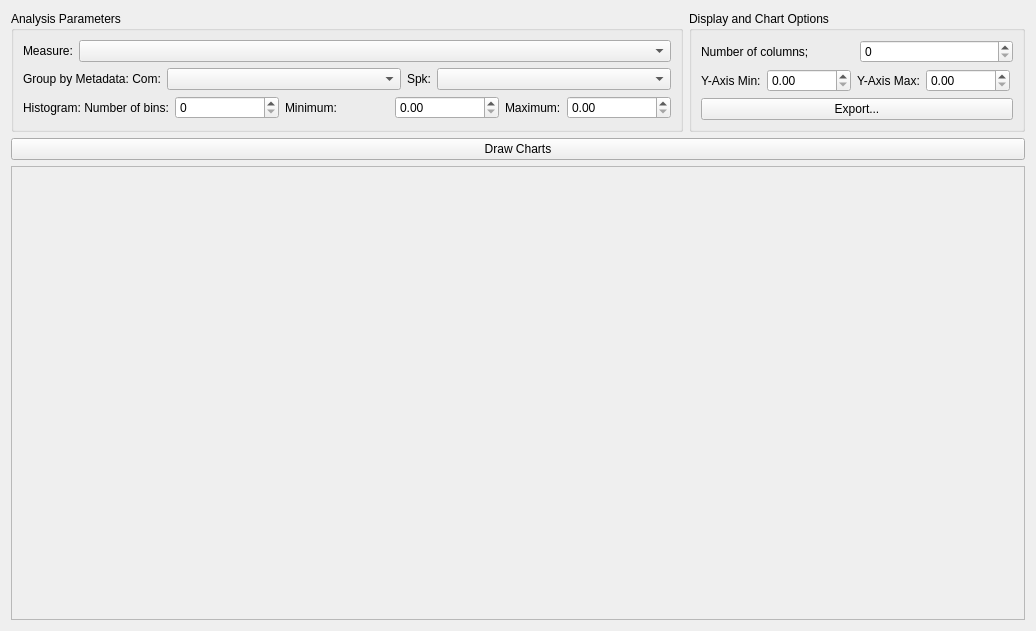
Above: app/statistics/temporal/PauseLengthDistributionWidget.ui from praaline/Praaline before the change. Below: the same form after it.
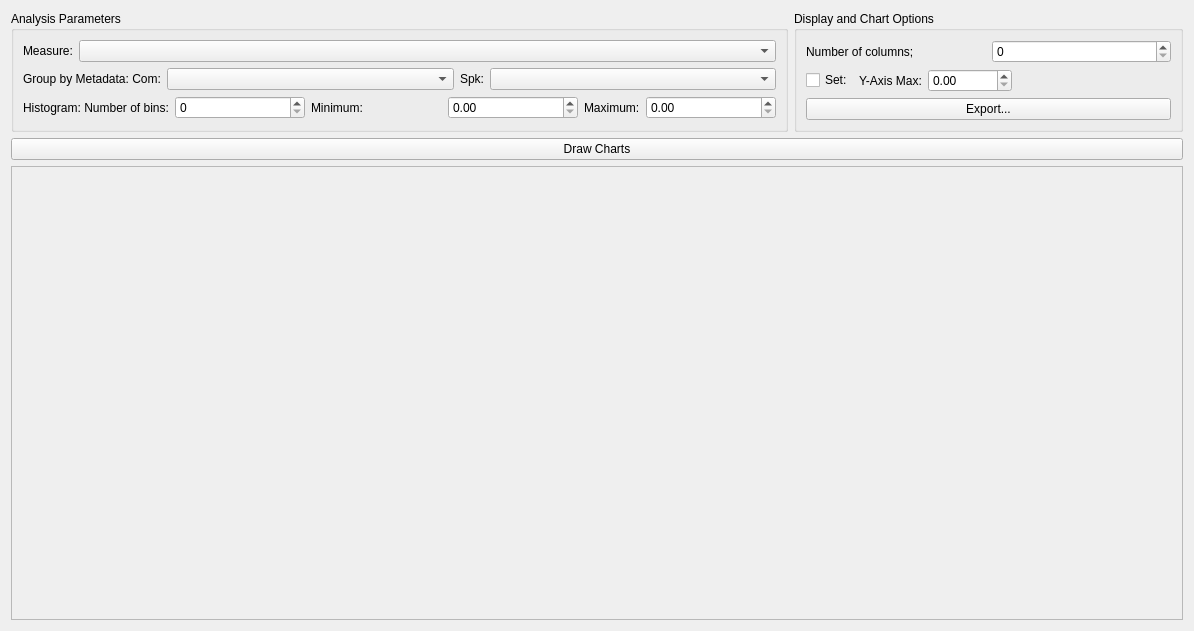
That is the form after the change.

Commit message: Histogram vertical scale

What changed in the file:
```diff
--- a/app/statistics/temporal/PauseLengthDistributionWidget.ui
+++ b/app/statistics/temporal/PauseLengthDistributionWidget.ui
@@ -6,7 +6,7 @@
    <rect>
     <x>0</x>
     <y>0</y>
-    <width>1036</width>
+    <width>1194</width>
     <height>631</height>
    </rect>
   </property>
@@ -24,8 +24,8 @@
        <rect>
         <x>0</x>
         <y>0</y>
-        <width>1016</width>
-        <height>451</height>
+        <width>1168</width>
+        <height>420</height>
        </rect>
       </property>
       <layout class="QGridLayout" name="gridLayoutCharts"/>
@@ -171,27 +171,21 @@
       </item>
       <item row="1" column="0">
        <layout class="QGridLayout" name="gridLayoutYMinMax">
+        <item row="0" column="2">
+         <widget class="QDoubleSpinBox" name="doubleSpinBoxYMax">
+          <property name="maximum">
+           <double>1000000000000.000000000000000</double>
+          </property>
+         </widget>
+        </item>
         <item row="0" column="0">
-         <widget class="QLabel" name="labelMeasureYMin">
-          <property name="sizePolicy">
-           <sizepolicy hsizetype="Fixed" vsizetype="Preferred">
-            <horstretch>0</horstretch>
-            <verstretch>0</verstretch>
-           </sizepolicy>
-          </property>
+         <widget class="QCheckBox" name="checkBoxSetYMax">
           <property name="text">
-           <string>Y-Axis Min:</string>
+           <string>Set:</string>
           </property>
          </widget>
         </item>
         <item row="0" column="1">
-         <widget class="QDoubleSpinBox" name="doubleSpinBoxYMin">
-          <property name="maximum">
-           <double>1000000000000.000000000000000</double>
-          </property>
-         </widget>
-        </item>
-        <item row="0" column="2">
          <widget class="QLabel" name="labelMeasureYMax">
           <property name="sizePolicy">
            <sizepolicy hsizetype="Fixed" vsizetype="Preferred">
@@ -205,13 +199,6 @@
          </widget>
         </item>
         <item row="0" column="3">
-         <widget class="QDoubleSpinBox" name="doubleSpinBoxYMax">
-          <property name="maximum">
-           <double>1000000000000.000000000000000</double>
-          </property>
-         </widget>
-        </item>
-        <item row="0" column="4">
          <spacer name="horizontalSpacerChartMinMax">
           <property name="orientation">
            <enum>Qt::Horizontal</enum>
```
Left out of the diff: 1 changed line with no effect on the pictures. The commit also changes 1 other file.
